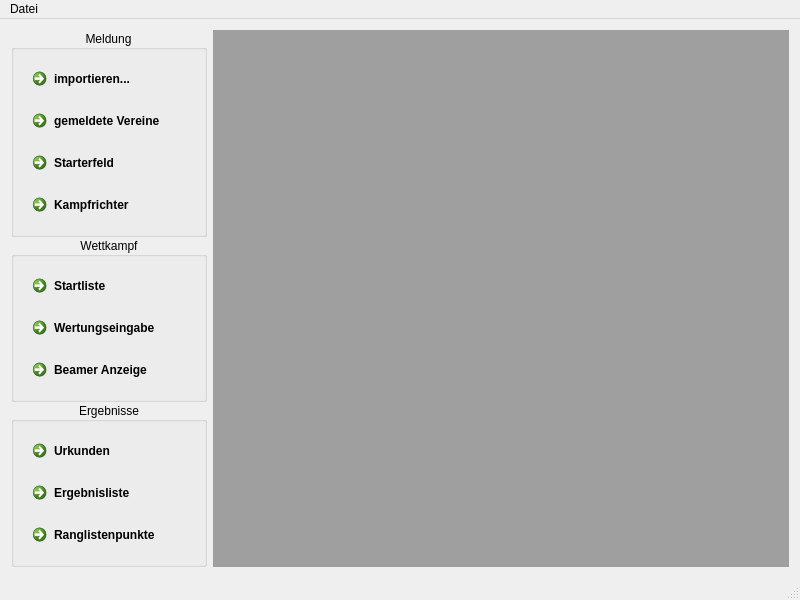
Above: ui/mainwindow.ui from MrApe/OpenCompetition before the change. Below: the same form after it.
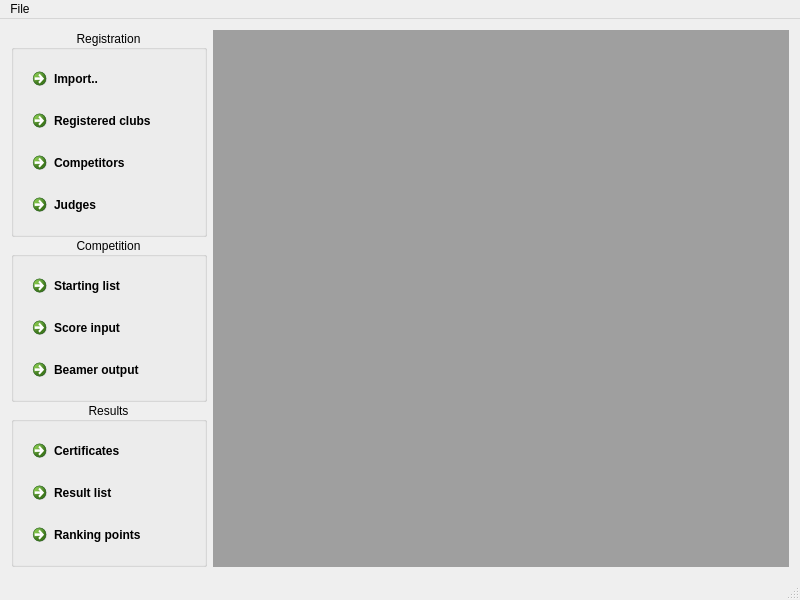
That is the form after the change.

```diff
--- a/ui/mainwindow.ui
+++ b/ui/mainwindow.ui
@@ -32,7 +32,7 @@
          <string notr="true"/>
         </property>
         <property name="title">
-         <string>Meldung</string>
+         <string>Registration</string>
         </property>
         <property name="alignment">
          <set>Qt::AlignCenter</set>
@@ -44,7 +44,7 @@
          <item>
           <widget class="QCommandLinkButton" name="Btn_import">
            <property name="text">
-            <string>importieren...</string>
+            <string>Import..</string>
            </property>
            <property name="checkable">
             <bool>false</bool>
@@ -54,7 +54,7 @@
          <item>
           <widget class="QCommandLinkButton" name="Btn_gemVer">
            <property name="text">
-            <string>gemeldete Vereine</string>
+            <string>Registered clubs</string>
            </property>
            <property name="checkable">
             <bool>true</bool>
@@ -64,7 +64,7 @@
          <item>
           <widget class="QCommandLinkButton" name="Btn_startfeld">
            <property name="text">
-            <string>Starterfeld</string>
+            <string>Competitors</string>
            </property>
            <property name="checkable">
             <bool>true</bool>
@@ -74,7 +74,7 @@
          <item>
           <widget class="QCommandLinkButton" name="Btn_Kampfrichter">
            <property name="text">
-            <string>Kampfrichter</string>
+            <string>Judges</string>
            </property>
            <property name="checkable">
             <bool>true</bool>
@@ -87,7 +87,7 @@
       <item>
        <widget class="QGroupBox" name="WettBox">
         <property name="title">
-         <string>Wettkampf</string>
+         <string>Competition</string>
         </property>
         <property name="alignment">
          <set>Qt::AlignCenter</set>
@@ -99,7 +99,7 @@
          <item>
           <widget class="QCommandLinkButton" name="Btn_Startliste">
            <property name="text">
-            <string>Startliste</string>
+            <string>Starting list</string>
            </property>
            <property name="checkable">
             <bool>true</bool>
@@ -109,7 +109,7 @@
          <item>
           <widget class="QCommandLinkButton" name="Btn_Wertungen">
            <property name="text">
-            <string>Wertungseingabe</string>
+            <string>Score input</string>
            </property>
            <property name="checkable">
             <bool>true</bool>
@@ -119,7 +119,7 @@
          <item>
           <widget class="QCommandLinkButton" name="Btn_Beamer">
            <property name="text">
-            <string>Beamer Anzeige</string>
+            <string>Beamer output</string>
            </property>
            <property name="checkable">
             <bool>true</bool>
@@ -135,7 +135,7 @@
          <bool>false</bool>
         </property>
         <property name="title">
-         <string>Ergebnisse</string>
+         <string>Results</string>
         </property>
         <property name="alignment">
          <set>Qt::AlignCenter</set>
@@ -150,7 +150,7 @@
          <item>
           <widget class="QCommandLinkButton" name="Btn_Urkunden">
            <property name="text">
-            <string>Urkunden</string>
+            <string>Certificates</string>
            </property>
            <property name="checkable">
             <bool>true</bool>
@@ -160,7 +160,7 @@
          <item>
           <widget class="QCommandLinkButton" name="Btn_Ergebnisliste">
            <property name="text">
-            <string>Ergebnisliste</string>
+            <string>Result list</string>
            </property>
            <property name="checkable">
             <bool>true</bool>
@@ -170,7 +170,7 @@
          <item>
           <widget class="QCommandLinkButton" name="Btn_Rangliste">
            <property name="text">
-            <string>Ranglistenpunkte</string>
+            <string>Ranking points</string>
            </property>
            <property name="checkable">
             <bool>true</bool>
@@ -193,12 +193,12 @@
      <x>0</x>
      <y>0</y>
      <width>800</width>
-     <height>21</height>
+     <height>27</height>
     </rect>
    </property>
    <widget class="QMenu" name="menuDatei">
     <property name="title">
-     <string>Datei</string>
+     <string>File</string>
     </property>
     <addaction name="action_ffnen_Dialog"/>
     <addaction name="actionSpeichern"/>
```
Left out of the diff: 8 changed lines with no effect on the pictures.
